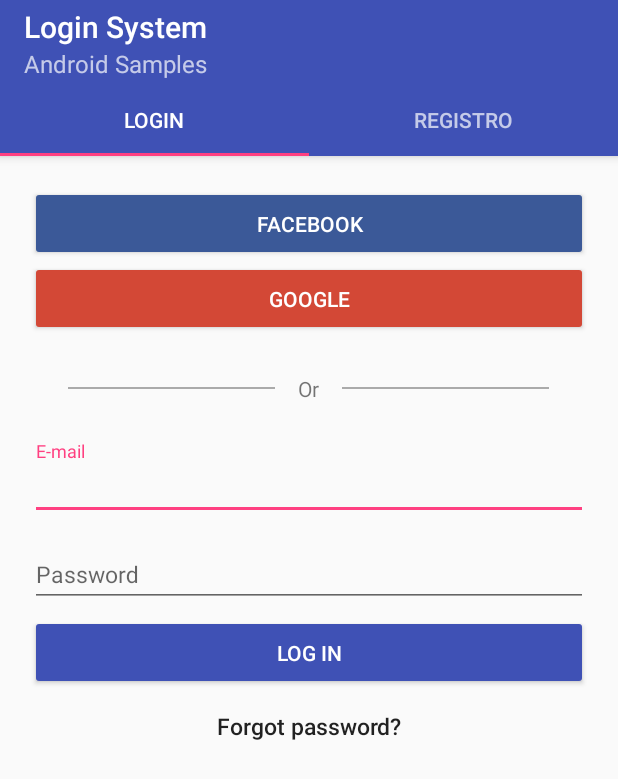
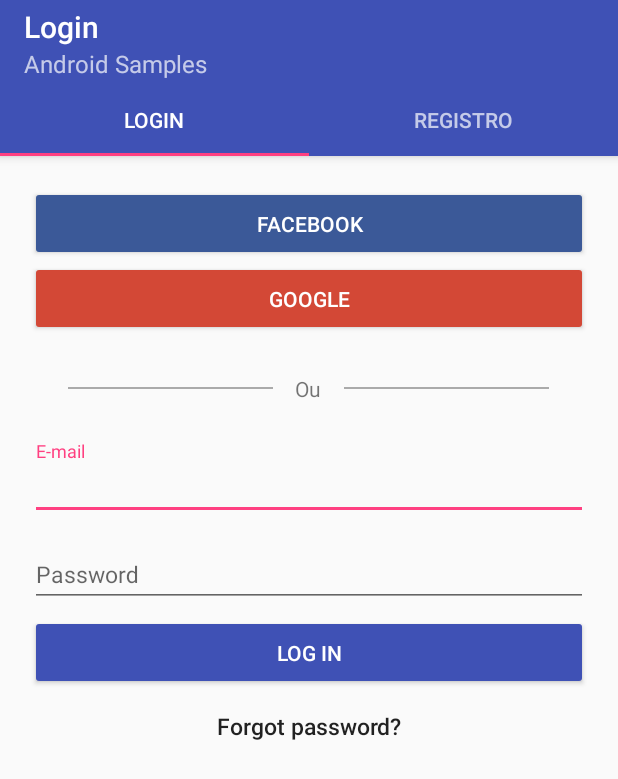
Before and after one commit to Jamylle/Horadopao, an Android app: the screen it shows after launch (AuthActivity), on a phone screen of 412 x 824 dp. Shown: the top 779 px of the screen. Run offline under Robolectric (Android 15) with nearby library versions, the phone set to English and light mode, and no system bars.

Commit message:
Alterações

```diff
--- a/AhoradoPao/app/src/main/res/layout/fragment_login.xml
+++ b/AhoradoPao/app/src/main/res/layout/fragment_login.xml
@@ -46,7 +46,7 @@
                 android:layout_height="wrap_content"
                 android:layout_weight="0.1"
                 android:gravity="center"
-                android:text="Or"/>
+                android:text="Ou"/>
 
             <View
                 android:layout_width="0dp"
--- a/AhoradoPao/app/src/main/res/values/strings.xml
+++ b/AhoradoPao/app/src/main/res/values/strings.xml
@@ -21,7 +21,7 @@
     <!-- Buttons -->
 
     <!-- Toolbars -->
-    <string name="toolbar_title">Login System</string>
+    <string name="toolbar_title">Login</string>
     <string name="toolbar_sub_title">Android Samples</string>
     <!-- Toolbars -->
 
```
